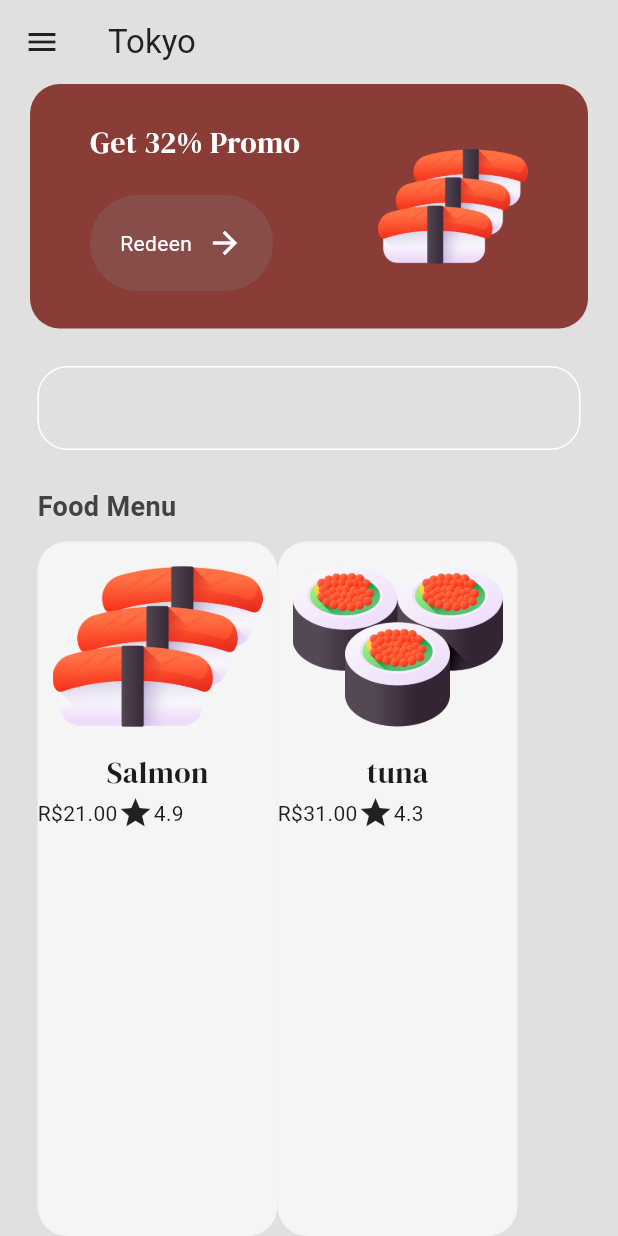
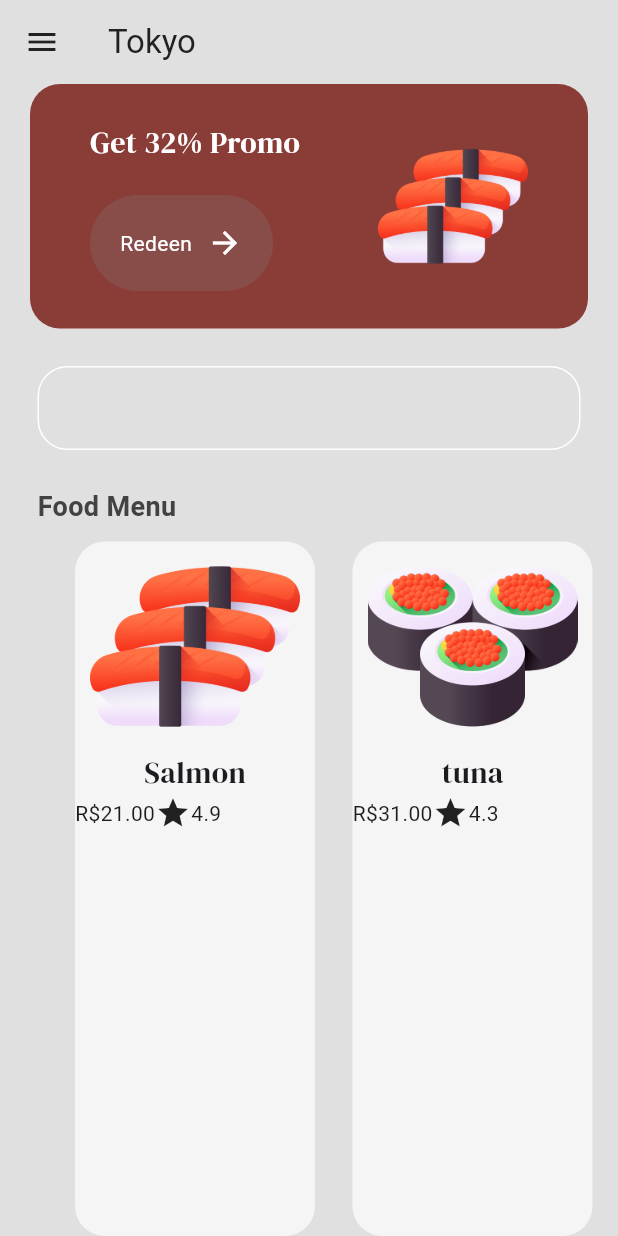
Before and after one commit to PedroH6/SushiApp, a Flutter app: the MenuPage screen opened by its route, on a phone screen of 412 x 824 dp. Run offline on Flutter 3.47's test engine with Material 3 defaults, Android fonts, the phone set to English and light mode, and no system bars; our stand-ins replace google_fonts.

Commit message:
add margin

```diff
--- a/lib/components/food_tile.dart
+++ b/lib/components/food_tile.dart
@@ -13,6 +13,7 @@ class FoodTile extends StatelessWidget {
         color: Colors.grey[100],
         borderRadius: BorderRadius.circular(20),
       ),
+      margin: EdgeInsets.only(left: 25),
       child: Column(
         children: [
           //image
```
